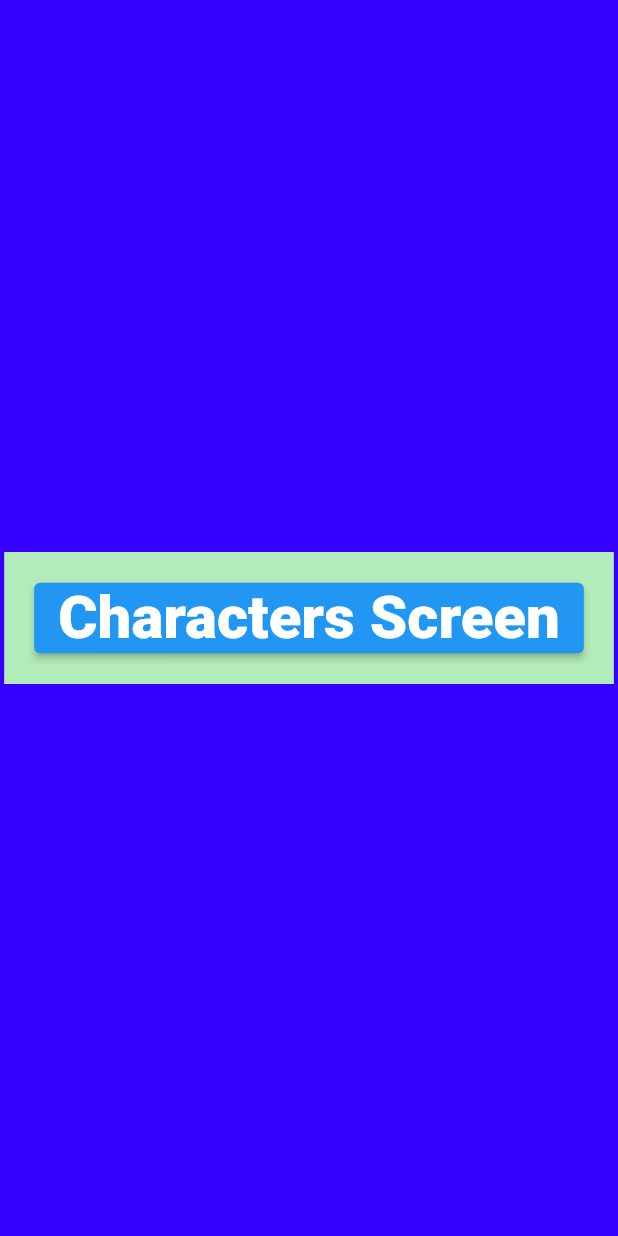
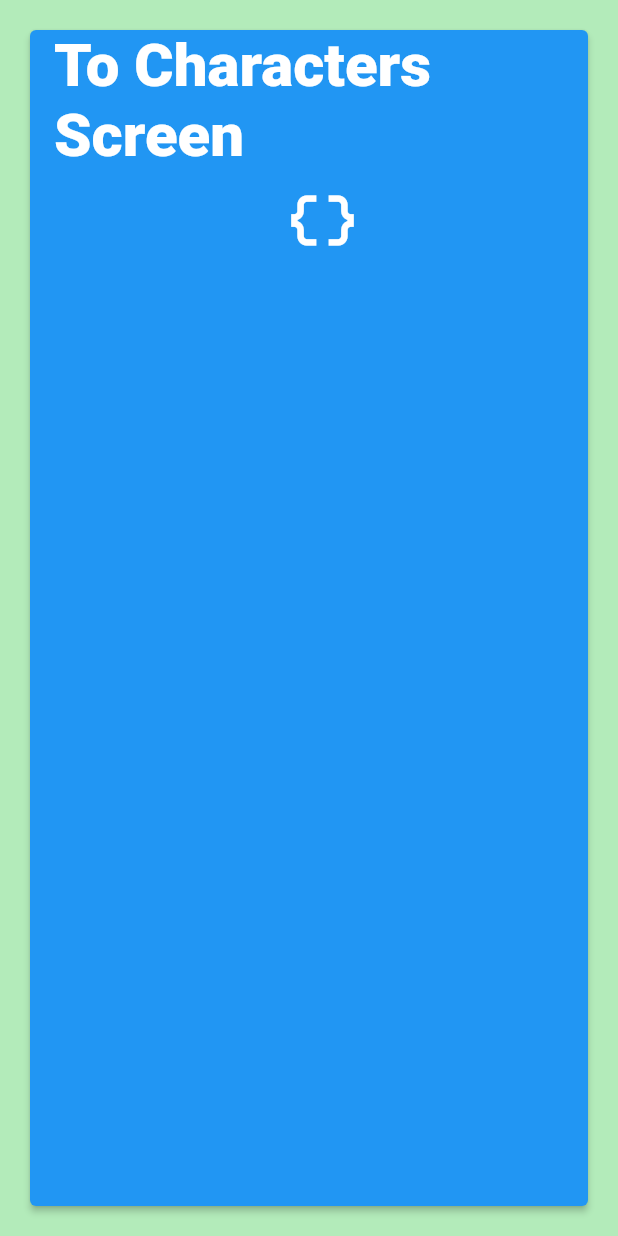
Before and after one commit to jorgecasanovadev/rick_and_morty_api, a Flutter app: the EpisodesScreen screen opened by its route, on a phone screen of 412 x 824 dp. Run offline on Flutter 3.47's test engine with Material 2 defaults, Android fonts, the phone set to English and light mode, and no system bars; our stand-ins replace auto_route, bloc, dio, easy_localization, equatable, flutter_bloc and 3 more; missing offline and left inert: flutter_logs; Roboto replaces fonts that are missing (Avenir).

Commit message:
feat: review episodes and characters api exceptions on call API

```diff
--- a/lib/src/data/network/failure_error_handler.dart
+++ b/lib/src/data/network/failure_error_handler.dart
@@ -1,7 +1,7 @@
 class Failure {
   Failure(this.message, this.statusCode);
-  final String message;
-  final int statusCode;
+  final String? message;
+  final int? statusCode;
 
   @override
   String toString() => 'Error $statusCode. $message';
--- a/lib/src/ui/modules/characters/model/character_model.dart
+++ b/lib/src/ui/modules/characters/model/character_model.dart
@@ -6,7 +6,7 @@ part 'character_model.g.dart';
 @freezed
 class CharacterModel with _$CharacterModel {
   const factory CharacterModel({
-    String? id,
+    int? id,
     String? name,
     String? status,
     String? species,
--- a/lib/src/ui/modules/episodes/episodes_screen.dart
+++ b/lib/src/ui/modules/episodes/episodes_screen.dart
@@ -1,5 +1,6 @@
 import 'package:auto_route/auto_route.dart';
 import 'package:choppi_test/src/config/routes_import.gr.dart';
+import 'package:choppi_test/src/data/network/episodes_api.dart';
 import 'package:choppi_test/src/ui/themes/themes.dart';
 import 'package:flutter/material.dart';
 
@@ -9,6 +10,7 @@ class EpisodesScreen extends StatelessWidget {
 
   @override
   Widget build(BuildContext context) {
+    final api = EpisodesApi();
     return Scaffold(
       backgroundColor: blue500,
       body: Center(
@@ -19,9 +21,20 @@ class EpisodesScreen extends StatelessWidget {
             onPressed: () => AutoRouter.of(context).push(
               const CharactersScreenRoute(),
             ),
-            child: Text(
-              'Characters Screen',
-              style: TypographyStyle.h3.white,
+            child: Column(
+              children: [
+                Text(
+                  'To Characters Screen',
+                  style: TypographyStyle.h3.white,
+                ),
+                IconButton(
+                  onPressed: api.charactersList,
+                  icon: const Icon(
+                    Icons.data_object,
+                    size: 50,
+                  ),
+                ),
+              ],
             ),
           ),
         ),
--- a/lib/src/ui/modules/episodes/model/episode_model.dart
+++ b/lib/src/ui/modules/episodes/model/episode_model.dart
@@ -0,0 +1,17 @@
+import 'package:freezed_annotation/freezed_annotation.dart';
+
+part 'episode_model.freezed.dart';
+part 'episode_model.g.dart';
+
+@freezed
+class EpisodeModel with _$EpisodeModel {
+  const factory EpisodeModel({
+    int? id,
+    String? name,
+    String? air_date,
+    String? episode,
+  }) = _EpisodeModel;
+
+  factory EpisodeModel.fromJson(Map<String, dynamic> json) =>
+      _$EpisodeModelFromJson(json);
+}
```
Also changed, not shown: lib/src/data/network/episodes_api.dart (+8 -7 lines), lib/src/ui/modules/characters/model/character_model.freezed.dart, lib/src/ui/modules/characters/model/character_model.g.dart, lib/src/ui/modules/episodes/model/episode_model.freezed.dart (added), lib/src/ui/modules/episodes/model/episode_model.g.dart (added).
